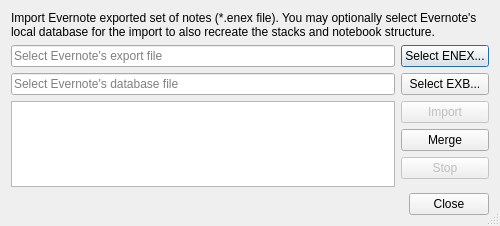
Before: the Qt Designer form src/DialogImportEnex.ui in gdevic/LucidNotes, drawn with Qt 5.
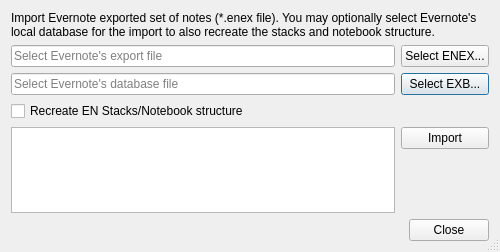
After: the same form once the commit is applied. Icons and pictures are not drawn.

What changed in the file:
```diff
--- a/src/DialogImportEnex.ui
+++ b/src/DialogImportEnex.ui
@@ -7,7 +7,7 @@
     <x>0</x>
     <y>0</y>
     <width>500</width>
-    <height>226</height>
+    <height>252</height>
    </rect>
   </property>
   <property name="minimumSize">
@@ -42,10 +42,10 @@
    </item>
    <item>
     <layout class="QGridLayout" name="gridLayout">
-     <item row="0" column="0">
-      <widget class="QLineEdit" name="editEnex">
-       <property name="placeholderText">
-        <string>Select Evernote's export file</string>
+     <item row="1" column="1">
+      <widget class="QPushButton" name="pbFileExb">
+       <property name="text">
+        <string>Select EXB...</string>
        </property>
       </widget>
      </item>
@@ -63,14 +63,14 @@
        </property>
       </widget>
      </item>
-     <item row="1" column="1">
-      <widget class="QPushButton" name="pbFileExb">
-       <property name="text">
-        <string>Select EXB...</string>
+     <item row="0" column="0">
+      <widget class="QLineEdit" name="editEnex">
+       <property name="placeholderText">
+        <string>Select Evernote's export file</string>
        </property>
       </widget>
      </item>
-     <item row="2" column="0">
+     <item row="3" column="0">
       <layout class="QHBoxLayout" name="horizontalLayout_4">
        <item>
         <widget class="QPlainTextEdit" name="textProgress">
@@ -84,35 +84,15 @@
        </item>
       </layout>
      </item>
-     <item row="2" column="1">
+     <item row="3" column="1">
       <layout class="QVBoxLayout" name="verticalLayout">
        <item>
         <widget class="QPushButton" name="pbImport">
-         <property name="enabled">
-          <bool>false</bool>
-         </property>
          <property name="text">
           <string>Import</string>
          </property>
         </widget>
        </item>
-       <item>
-        <widget class="QPushButton" name="pbMerge">
-         <property name="text">
-          <string>Merge</string>
-         </property>
-        </widget>
-       </item>
-       <item>
-        <widget class="QPushButton" name="pbStop">
-         <property name="enabled">
-          <bool>false</bool>
-         </property>
-         <property name="text">
-          <string>Stop</string>
-         </property>
-        </widget>
-       </item>
        <item>
         <spacer name="verticalSpacer">
          <property name="orientation">
@@ -128,6 +108,13 @@
        </item>
       </layout>
      </item>
+     <item row="2" column="0">
+      <widget class="QCheckBox" name="checkRecreateTree">
+       <property name="text">
+        <string>Recreate EN Stacks/Notebook structure</string>
+       </property>
+      </widget>
+     </item>
     </layout>
    </item>
    <item>
```
Left out of the diff: 1 changed line with no effect on the pictures.
